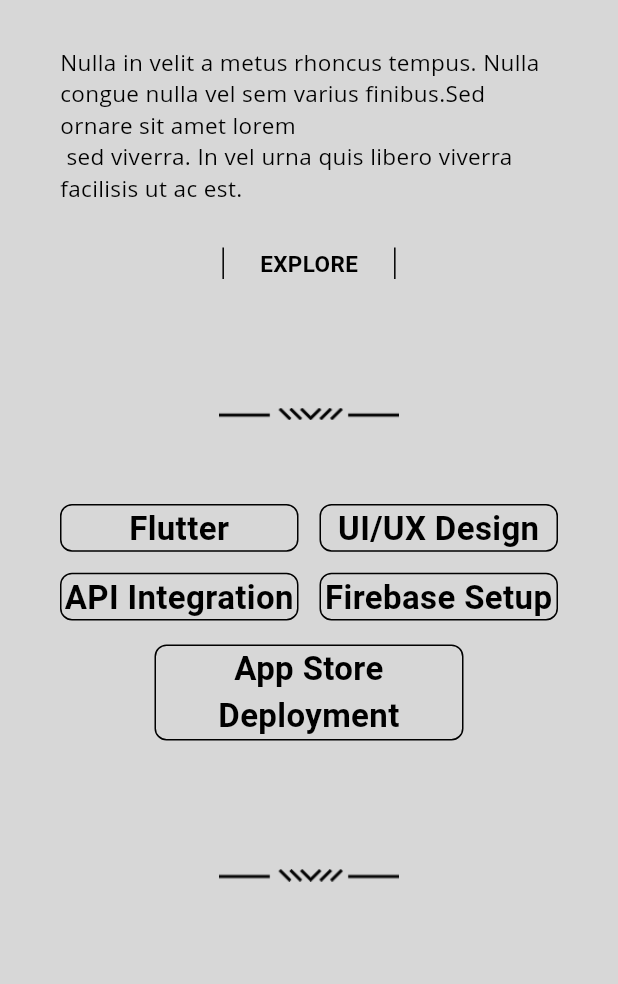
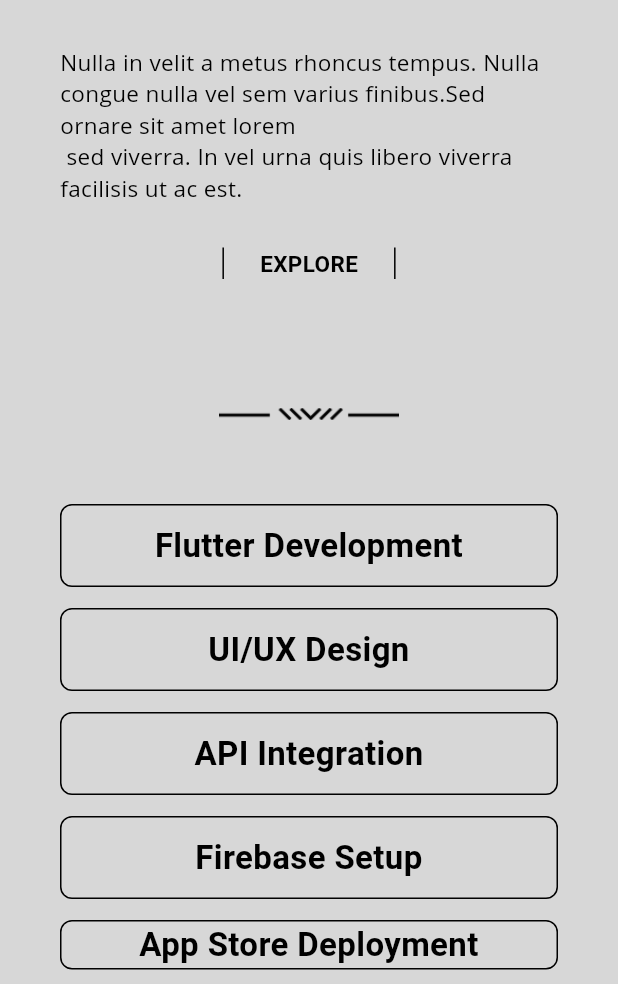
Before and after one commit to ThakurSahabNri/atmadarsh, a Flutter app: the screen it shows after launch, on a phone screen of 412 x 824 dp, the part 252-1236 px from its top. Run offline on Flutter 3.47's test engine with Material 3 defaults, Android fonts, the phone set to English and light mode, and no system bars; our stand-ins replace flutter_svg; Roboto replaces fonts that are missing (Montserrat, Open Sans).

Commit message:
SCRUM-13-Design-UI-for-skills/services-section

```diff
--- a/lib/presentation/screens/about_page.dart
+++ b/lib/presentation/screens/about_page.dart
@@ -17,6 +17,11 @@
   Widget build(BuildContext context){
     final isOdd = skills.length.isOdd;
     final displayCount = isOdd ? skills.length - 1 : skills.length;
+
+    final screenWidth = MediaQuery.of(context).size.width;
+
+    // If it's a mobile screen, use 1 column layout
+    bool isMobile = screenWidth < 600; // you can adjust threshold if needed
 
     return SingleChildScrollView(
       child:Center(
@@ -94,11 +99,11 @@
               physics: const NeverScrollableScrollPhysics(),
               shrinkWrap: true,
               itemCount: displayCount,
-              gridDelegate: const SliverGridDelegateWithFixedCrossAxisCount(
-                crossAxisCount: 2, // 2 columns
+              gridDelegate:  SliverGridDelegateWithFixedCrossAxisCount(
+                crossAxisCount: isMobile? 1: 2, // 2 columns
                 mainAxisSpacing: 14,
                 crossAxisSpacing: 14,
-                childAspectRatio: 5, // adjust width:height ratio
+                childAspectRatio: isMobile? 6:5, // adjust width:height ratio
               ),
               itemBuilder: (context, index) {
                 return skillBox(title: skills[index].toString());
@@ -106,8 +111,8 @@
             ),
 
 
-            // 🔹 Centered last item if odd
-            if (isOdd) ...[
+            //  Centered last item if odd
+            if (isOdd && !isMobile) ...[
               const SizedBox(height: 16),
               Align(
                 alignment: Alignment.center,
@@ -117,6 +122,12 @@
                 ),
               ),
             ],
+
+              // For mobile, just put the last item normally below
+              if (isOdd && isMobile) ...[
+                const SizedBox(height: 14),
+                skillBox(title: skills.last),
+              ],
 
             SizedBox(height: 30,),
             Image.asset(
--- a/pubspec.yaml
+++ b/pubspec.yaml
@@ -35,6 +35,7 @@
   # Use with the CupertinoIcons class for iOS style icons.
   cupertino_icons: ^1.0.8
   flutter_svg: ^2.0.10
+  device_info_plus: 12.2.0
 
 dev_dependencies:
   flutter_test:
```
Also changed, not shown: lib/presentation/screens/skills_page.dart (+77 -6 lines).
